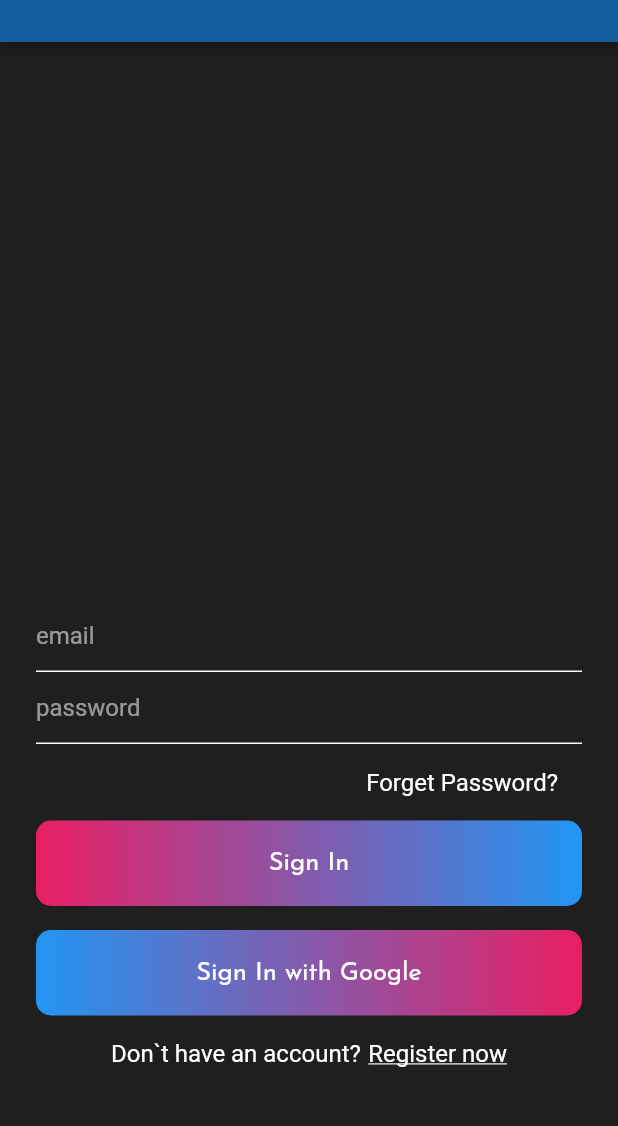
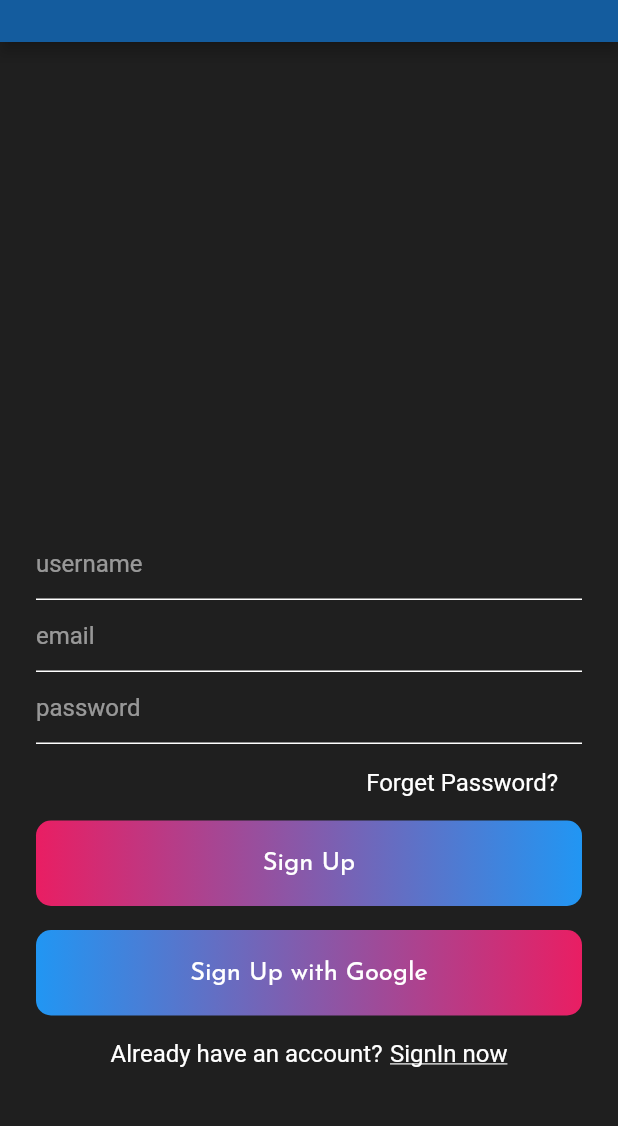
Before and after one commit to JideijeEmeka/chat_app, a Flutter app: the screen it shows after launch, on a phone screen of 412 x 824 dp, the part 42-1168 px from its top. Run offline on Flutter 3.47's test engine with Material 2 defaults, Android fonts, the phone set to English and light mode, and no system bars; our stand-ins replace google_fonts.

Commit message:
designed the sign up screen

```diff
--- a/lib/main.dart
+++ b/lib/main.dart
@@ -1,4 +1,5 @@
 import 'package:chat_app/views/signin.dart';
+import 'package:chat_app/views/signup.dart';
 import 'package:flutter/material.dart';
 
 void main() {
@@ -18,7 +19,7 @@ class MyApp extends StatelessWidget {
         scaffoldBackgroundColor: Color(0xff1F1F1F),
         visualDensity: VisualDensity.adaptivePlatformDensity,
       ),
-      home: SignIn(),
+      home: SignUp(),
     );
   }
 }
--- a/lib/views/signup.dart
+++ b/lib/views/signup.dart
@@ -0,0 +1,93 @@
+import 'package:chat_app/widgets/widget.dart';
+import 'package:flutter/material.dart';
+import 'package:google_fonts/google_fonts.dart';
+
+class SignUp extends StatefulWidget {
+  @override
+  _SignUpState createState() => _SignUpState();
+}
+
+class _SignUpState extends State<SignUp> {
+  TextEditingController userNameController = new TextEditingController();
+  TextEditingController emailController = new TextEditingController();
+  TextEditingController passwordController = new TextEditingController();
+
+  @override
+  Widget build(BuildContext context) {
+    return Scaffold(
+      appBar: AppBar(
+        title: appBarMain(context),
+      ),
+      body: SingleChildScrollView(
+        child: Container(
+          height: MediaQuery.of(context).size.height - 90,
+          alignment: Alignment.bottomCenter,
+          child: Container(
+            padding: const EdgeInsets.symmetric(horizontal: 24),
+            child: Column(
+              mainAxisSize: MainAxisSize.min,
+              children: [
+                TextField(
+                    controller: userNameController,
+                    style: simpleTextStyle(),
+                    decoration: textFieldInputDecoration('username')),
+                TextField(
+                    controller: emailController,
+                    style: simpleTextStyle(),
+                    decoration: textFieldInputDecoration('email')),
+                TextField(
+                    controller: passwordController,
+                    style: simpleTextStyle(),
+                    decoration: textFieldInputDecoration('password')),
+                SizedBox(
+                  height: 8,
+                ),
+                Container(
+                  alignment: Alignment.centerRight,
+                  child: Container(
+                    padding: EdgeInsets.symmetric(horizontal: 16, vertical: 8),
+                    child: Text(
+                      'Forget Password?',
+                      style: simpleTextStyle(),
+                    ),
+                  ),
+                ),
+                SizedBox(
+                  height: 8,
+                ),
+                customButton1(context, 'Sign Up'),
+                SizedBox(
+                  height: 16,
+                ),
+                customButton2(context, 'Sign Up with Google'),
+                SizedBox(
+                  height: 16,
+                ),
+                Row(
+                  mainAxisAlignment: MainAxisAlignment.center,
+                  children: [
+                    Text('Already have an account?',
+                        style: GoogleFonts.roboto(
+                            textStyle:
+                                TextStyle(fontSize: 16, color: Colors.white))),
+                    SizedBox(
+                      width: 5,
+                    ),
+                    Text(
+                      'SignIn now',
+                      style: GoogleFonts.roboto(
+                          textStyle:
+                              TextStyle(fontSize: 16, color: Colors.white),
+                          decoration: TextDecoration.underline),
+                    )
+                  ],
+                ),
+                SizedBox(height: 50),
+              ],
+            ),
+          ),
+        ),
+      ),
+    );
+  }
+}
```
